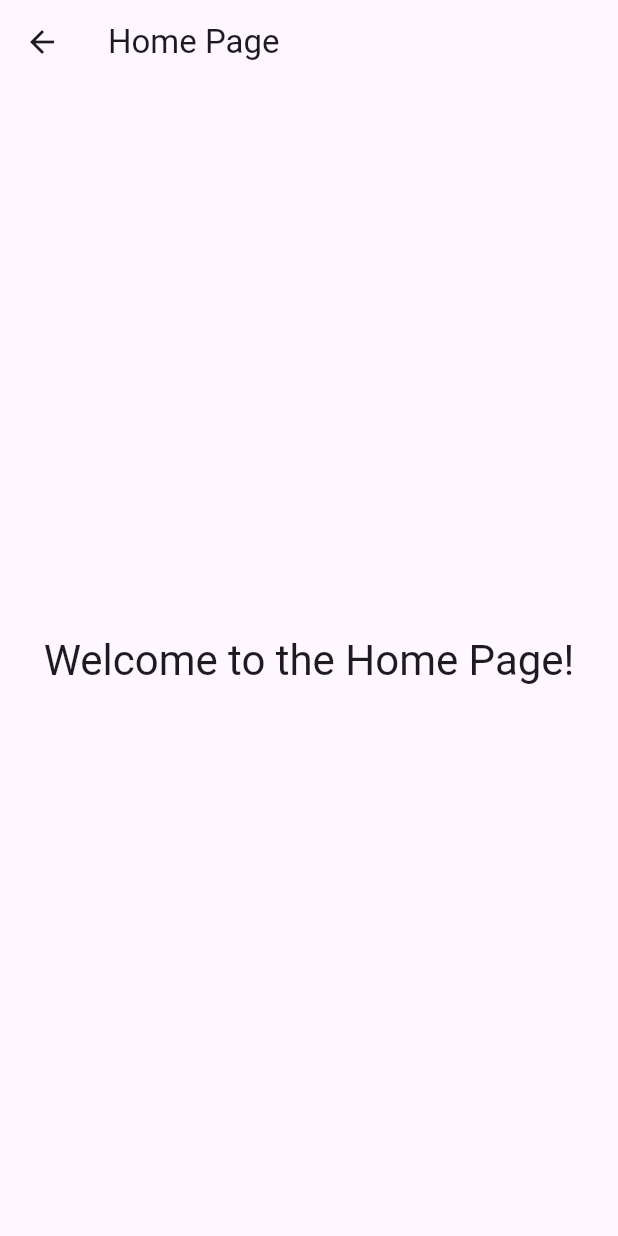
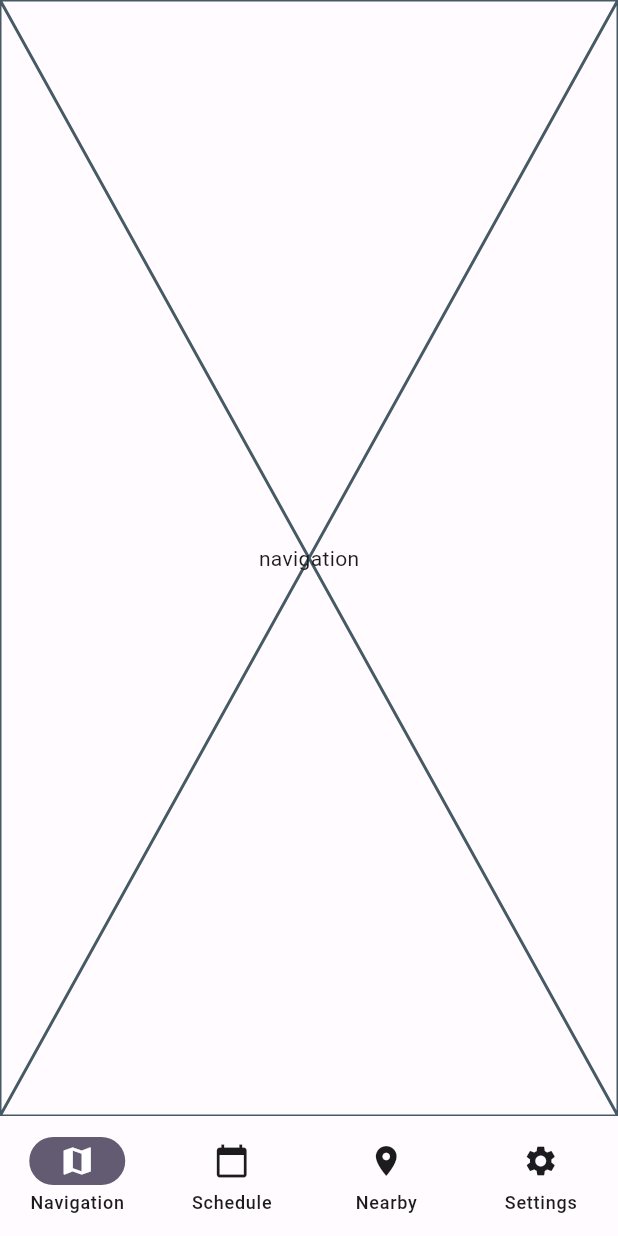
Before and after one commit to Yanrong-Wang/NUS_SmartNavi, a Flutter app: the HomePage screen opened by its route, on a phone screen of 412 x 824 dp. Run offline on Flutter 3.47's test engine with Material 3 defaults, Android fonts, the phone set to English and light mode, and no system bars; our stand-ins replace auto_route, firebase_auth, firebase_core; missing offline and left inert: firebase_ui_auth; accounts and stored records are empty.

Commit message:
add themes, autoguard and four homescreens

```diff
--- a/smartnavi/lib/main.dart
+++ b/smartnavi/lib/main.dart
@@ -1,5 +1,6 @@
 import 'package:flutter/material.dart';
 import 'package:firebase_core/firebase_core.dart';
+import 'package:smartnavi/utils/theme.dart';
 import 'firebase_options.dart';
 import 'utils/router.dart';
 
@@ -18,9 +19,7 @@
   Widget build(BuildContext context) {
     return MaterialApp.router(
       title: 'Flutter Demo',
-      theme: ThemeData(
-        colorScheme: ColorScheme.fromSeed(seedColor: Colors.deepPurple),
-      ),
+      theme: AppTheme.lightTheme,
       routerConfig: _appRouter.config(),
     );
   }
--- a/smartnavi/lib/pages/auth_page.dart
+++ b/smartnavi/lib/pages/auth_page.dart
@@ -1,6 +1,7 @@
 import 'package:auto_route/auto_route.dart';
 import 'package:flutter/material.dart';
 import 'package:firebase_ui_auth/firebase_ui_auth.dart';
+import 'package:smartnavi/utils/router.gr.dart';
 
 final _providers = [EmailAuthProvider()];
 
@@ -10,7 +11,7 @@ class AuthPage extends StatelessWidget {
 
   void _onSignedIn(BuildContext context) {
     // Handle post sign-in logic here, such as navigating to the home page
-    AutoRouter.of(context).replacePath('/');
+    AutoRouter.of(context).replace(HomeRoute());
   }
 
   @override
@@ -23,9 +24,10 @@ class AuthPage extends StatelessWidget {
           debugPrint('New user created: ${state.credential.user?.email}');
           _onSignedIn(context);
         }),
-        AuthStateChangeAction<SignedIn>((context, state) {}),
+        AuthStateChangeAction<SignedIn>((context, state) {
+          _onSignedIn(context);
+        }),
       ],
     );
   }
-
 }
--- a/smartnavi/lib/pages/home_page.dart
+++ b/smartnavi/lib/pages/home_page.dart
@@ -1,5 +1,6 @@
 import 'package:auto_route/auto_route.dart';
 import 'package:flutter/material.dart';
+import 'package:smartnavi/utils/router.gr.dart';
 
 @RoutePage()
 class HomePage extends StatelessWidget {
@@ -7,14 +8,36 @@ class HomePage extends StatelessWidget {
 
   @override
   Widget build(BuildContext context) {
-    return Scaffold(
-      appBar: AppBar(title: const Text('Home Page')),
-      body: Center(
-        child: Text(
-          'Welcome to the Home Page!',
-          style: Theme.of(context).textTheme.headlineMedium,
-        ),
-      ),
+    return AutoTabsScaffold(
+      routes: const [
+        NavigationRoute(),
+        ScheduleRoute(),
+        NearbyRoute(),
+        SettingRoute(),
+      ],
+      bottomNavigationBuilder: (_, tabsRouter) {
+        return NavigationBar(
+          selectedIndex: tabsRouter.activeIndex,
+          onDestinationSelected: (index) {
+            tabsRouter.setActiveIndex(index);
+          },
+          destinations: const [
+            NavigationDestination(icon: Icon(Icons.map), label: 'Navigation'),
+            NavigationDestination(
+              icon: Icon(Icons.calendar_today),
+              label: 'Schedule',
+            ),
+            NavigationDestination(
+              icon: Icon(Icons.location_on),
+              label: 'Nearby',
+            ),
+            NavigationDestination(
+              icon: Icon(Icons.settings),
+              label: 'Settings',
+            ),
+          ],
+        );
+      },
     );
   }
 }
--- /dev/null
+++ b/smartnavi/lib/pages/homescreens/navigation_screen.dart
@@ -0,0 +1,12 @@
+import 'package:auto_route/auto_route.dart';
+import 'package:flutter/material.dart';
+
+@RoutePage()
+class NavigationScreen extends StatelessWidget {
+  const NavigationScreen({super.key});
+
+  @override
+  Widget build(BuildContext context) {
+    return const Placeholder(child: Center(child: Text("navigation")));
+  }
+}
--- /dev/null
+++ b/smartnavi/lib/pages/homescreens/nearby_screen.dart
@@ -0,0 +1,12 @@
+import 'package:auto_route/auto_route.dart';
+import 'package:flutter/material.dart';
+
+@RoutePage()
+class NearbyScreen extends StatelessWidget {
+  const NearbyScreen({super.key});
+
+  @override
+  Widget build(BuildContext context) {
+    return const Placeholder();
+  }
+}
--- /dev/null
+++ b/smartnavi/lib/pages/homescreens/schedule_screen.dart
@@ -0,0 +1,12 @@
+import 'package:auto_route/auto_route.dart';
+import 'package:flutter/material.dart';
+
+@RoutePage()
+class ScheduleScreen extends StatelessWidget {
+  const ScheduleScreen({super.key});
+
+  @override
+  Widget build(BuildContext context) {
+    return const Placeholder();
+  }
+}
--- /dev/null
+++ b/smartnavi/lib/pages/homescreens/setting_screen.dart
@@ -0,0 +1,12 @@
+import 'package:auto_route/auto_route.dart';
+import 'package:flutter/material.dart';
+
+@RoutePage()
+class SettingScreen extends StatelessWidget {
+  const SettingScreen({super.key});
+
+  @override
+  Widget build(BuildContext context) {
+    return const Placeholder();
+  }
+}
--- /dev/null
+++ b/smartnavi/lib/utils/guard.dart
@@ -0,0 +1,19 @@
+import 'package:auto_route/auto_route.dart';
+import 'package:firebase_auth/firebase_auth.dart';
+import 'router.gr.dart';
+
+class AuthGuard extends AutoRouteGuard {
+  @override
+  void onNavigation(NavigationResolver resolver, StackRouter router) {
+    final user = FirebaseAuth.instance.currentUser;
+    if (user != null) {
+      // if user is authenticated we continue
+      resolver.next(true);
+    } else {
+      // we redirect the user to our login page
+      // tip: use resolver.redirectUntil to have the redirected route
+      // automatically removed from the stack when the resolver is completed
+      resolver.redirectUntil(const AuthRoute());
+    }
+  }
+}
--- a/smartnavi/lib/utils/router.dart
+++ b/smartnavi/lib/utils/router.dart
@@ -1,4 +1,5 @@
 import 'package:auto_route/auto_route.dart';
+import 'guard.dart';
 import 'router.gr.dart';
 
 @AutoRouterConfig()
@@ -6,6 +7,21 @@ class AppRouter extends RootStackRouter {
   @override
   List<AutoRoute> get routes => [
     AutoRoute(path: "/auth", page: AuthRoute.page),
-    AutoRoute(path: "/", page: HomeRoute.page, initial: true),
+    AutoRoute(
+      path: "/",
+      page: HomeRoute.page,
+      initial: true,
+      guards: [AuthGuard()],
+      children: [
+        AutoRoute(
+          path: "navigation",
+          page: NavigationRoute.page,
+          initial: true,
+        ),
+        AutoRoute(path: "nearby", page: NearbyRoute.page),
+        AutoRoute(path: "schedule", page: ScheduleRoute.page),
+        AutoRoute(path: "settings", page: SettingRoute.page),
+      ],
+    ),
   ];
 }
--- /dev/null
+++ b/smartnavi/lib/utils/theme.dart
@@ -0,0 +1,380 @@
+import 'package:flutter/material.dart';
+import 'package:flutter/services.dart';
+
+class AppTheme {
+  // Brand colors
+  static const Color primaryColor = Color(0xFF6750A4);
+  static const Color secondaryColor = Color(0xFF625B71);
+  static const Color tertiaryColor = Color(0xFF7D5260);
+
+  // Neutral colors
+  static const Color backgroundColor = Color(0xFFFFFBFE);
+  static const Color surfaceColor = Color(0xFFFFFBFE);
+  static const Color errorColor = Color(0xFFBA1A1A);
+
+  // Dark theme colors
+  static const Color darkPrimaryColor = Color(0xFFD0BCFF);
+  static const Color darkSecondaryColor = Color(0xFFCCC2DC);
+  static const Color darkBackgroundColor = Color(0xFF1C1B1F);
+  static const Color darkSurfaceColor = Color(0xFF1C1B1F);
+
+  // Success and warning colors
+  static const Color successColor = Color(0xFF4CAF50);
+  static const Color warningColor = Color(0xFFFF9800);
+
+  static ThemeData lightTheme = ThemeData(
+    useMaterial3: true,
+    brightness: Brightness.light,
+
+    // Color scheme
+    colorScheme: const ColorScheme.light(
+      primary: primaryColor,
+      secondary: secondaryColor,
+      tertiary: tertiaryColor,
+      background: backgroundColor,
+      surface: surfaceColor,
+      error: errorColor,
+      onPrimary: Colors.white,
+      onSecondary: Colors.white,
+      onBackground: Color(0xFF1C1B1F),
+      onSurface: Color(0xFF1C1B1F),
+      onError: Colors.white,
+    ),
+
+    // App bar theme
+    appBarTheme: const AppBarTheme(
+      elevation: 0,
+      centerTitle: true,
+      backgroundColor: Colors.transparent,
+      foregroundColor: Color(0xFF1C1B1F),
+      systemOverlayStyle: SystemUiOverlayStyle.dark,
+      titleTextStyle: TextStyle(
+        fontSize: 22,
+        fontWeight: FontWeight.w600,
+        color: Color(0xFF1C1B1F),
+      ),
+    ),
+
+    // Elevated button theme
+    elevatedButtonTheme: ElevatedButtonThemeData(
+      style: ElevatedButton.styleFrom(
+        elevation: 0,
+        backgroundColor: primaryColor,
+        foregroundColor: Colors.white,
+        padding: const EdgeInsets.symmetric(horizontal: 24, vertical: 12),
+        shape: RoundedRectangleBorder(borderRadius: BorderRadius.circular(12)),
+        textStyle: const TextStyle(fontSize: 16, fontWeight: FontWeight.w500),
+      ),
+    ),
+
+    // Text button theme
+    textButtonTheme: TextButtonThemeData(
+      style: TextButton.styleFrom(
+        foregroundColor: primaryColor,
+        padding: const EdgeInsets.symmetric(horizontal: 16, vertical: 8),
+        shape: RoundedRectangleBorder(borderRadius: BorderRadius.circular(8)),
+        textStyle: const TextStyle(fontSize: 16, fontWeight: FontWeight.w500),
+      ),
+    ),
+
+    // Outlined button theme
+    outlinedButtonTheme: OutlinedButtonThemeData(
+      style: OutlinedButton.styleFrom(
+        foregroundColor: primaryColor,
+        side: const BorderSide(color: primaryColor, width: 1.5),
+        padding: const EdgeInsets.symmetric(horizontal: 24, vertical: 12),
+        shape: RoundedRectangleBorder(borderRadius: BorderRadius.circular(12)),
+        textStyle: const TextStyle(fontSize: 16, fontWeight: FontWeight.w500),
+      ),
+    ),
+
+    // Card theme
+    cardTheme: CardThemeData(
+      elevation: 0,
+      color: surfaceColor,
+      shape: RoundedRectangleBorder(
+        borderRadius: BorderRadius.circular(16),
+        side: BorderSide(color: Colors.grey.withValues(alpha: 0.1), width: 1),
+      ),
+    ),
+
+    // Input decoration theme
+    inputDecorationTheme: InputDecorationTheme(
+      filled: true,
+      fillColor: Colors.grey.withValues(alpha: 0.05),
+      contentPadding: const EdgeInsets.symmetric(horizontal: 16, vertical: 12),
+      border: OutlineInputBorder(
+        borderRadius: BorderRadius.circular(12),
+        borderSide: BorderSide.none,
+      ),
+      enabledBorder: OutlineInputBorder(
+        borderRadius: BorderRadius.circular(12),
+        borderSide: BorderSide(
+          color: Colors.grey.withValues(alpha: 0.2),
+          width: 1,
+        ),
+      ),
+      focusedBorder: OutlineInputBorder(
+        borderRadius: BorderRadius.circular(12),
+        borderSide: const BorderSide(color: primaryColor, width: 2),
+      ),
+      errorBorder: OutlineInputBorder(
+        borderRadius: BorderRadius.circular(12),
+        borderSide: const BorderSide(color: errorColor, width: 1),
+      ),
+      focusedErrorBorder: OutlineInputBorder(
+        borderRadius: BorderRadius.circular(12),
+        borderSide: const BorderSide(color: errorColor, width: 2),
+      ),
+      labelStyle: const TextStyle(fontSize: 16, fontWeight: FontWeight.w400),
+      hintStyle: TextStyle(
+        fontSize: 16,
+        fontWeight: FontWeight.w400,
+        color: Colors.grey.withValues(alpha: 0.6),
+      ),
+    ),
+
+    // Chip theme
+    chipTheme: ChipThemeData(
+      backgroundColor: Colors.grey.withValues(alpha: 0.1),
+      selectedColor: primaryColor.withValues(alpha: 0.2),
+      disabledColor: Colors.grey.withValues(alpha: 0.05),
+      labelStyle: const TextStyle(fontSize: 14, fontWeight: FontWeight.w500),
+      padding: const EdgeInsets.symmetric(horizontal: 12, vertical: 4),
+      shape: RoundedRectangleBorder(borderRadius: BorderRadius.circular(20)),
+    ),
+
+    // Floating action button theme
+    floatingActionButtonTheme: const FloatingActionButtonThemeData(
+      backgroundColor: primaryColor,
+      foregroundColor: Colors.white,
+      elevation: 4,
+      shape: CircleBorder(),
+    ),
+
+    // Bottom navigation bar theme
+    bottomNavigationBarTheme: BottomNavigationBarThemeData(
+      backgroundColor: surfaceColor,
+      selectedItemColor: primaryColor,
+      unselectedItemColor: Colors.grey.shade600,
+      selectedLabelStyle: const TextStyle(
+        fontSize: 12,
+        fontWeight: FontWeight.w600,
+      ),
+      unselectedLabelStyle: const TextStyle(
+        fontSize: 12,
+        fontWeight: FontWeight.w500,
+      ),
+      type: BottomNavigationBarType.fixed,
+      elevation: 0,
+    ),
+
+    // Dialog theme
+    dialogTheme: DialogThemeData(
+      backgroundColor: surfaceColor,
+      elevation: 0,
+      shape: RoundedRectangleBorder(borderRadius: BorderRadius.circular(24)),
+      titleTextStyle: const TextStyle(
+        fontSize: 20,
+        fontWeight: FontWeight.w600,
+        color: Color(0xFF1C1B1F),
+      ),
+    ),
+
+    // Snackbar theme
+    snackBarTheme: SnackBarThemeData(
+      backgroundColor: const Color(0xFF323232),
+      contentTextStyle: const TextStyle(color: Colors.white, fontSize: 14),
+      shape: RoundedRectangleBorder(borderRadius: BorderRadius.circular(8)),
+      behavior: SnackBarBehavior.floating,
+    ),
+
+    // List tile theme
+    listTileTheme: const ListTileThemeData(
+      contentPadding: EdgeInsets.symmetric(horizontal: 16, vertical: 8),
+      minLeadingWidth: 24,
+      iconColor: primaryColor,
+    ),
+
+    // Divider theme
+    dividerTheme: DividerThemeData(
+      color: Colors.grey.withValues(alpha: 0.2),
+      thickness: 1,
+      space: 1,
+    ),
+
+    // Page transitions
+    pageTransitionsTheme: const PageTransitionsTheme(
+      builders: {
+        TargetPlatform.android: CupertinoPageTransitionsBuilder(),
+        TargetPlatform.iOS: CupertinoPageTransitionsBuilder(),
+      },
+    ),
+  );
+
+  static ThemeData darkTheme = ThemeData(
+    useMaterial3: true,
+    brightness: Brightness.dark,
+
+    // Color scheme
+    colorScheme: const ColorScheme.dark(
+      primary: darkPrimaryColor,
+      secondary: darkSecondaryColor,
+      tertiary: Color(0xFFEFB8C8),
+      surface: darkSurfaceColor,
+      error: Color(0xFFFFB4AB),
+      onPrimary: Color(0xFF381E72),
+      onSecondary: Color(0xFF332D41),
+      onSurface: Color(0xFFE6E1E5),
+      onError: Color(0xFF690005),
+    ),
+
+    // App bar theme
+    appBarTheme: const AppBarTheme(
+      elevation: 0,
+      centerTitle: true,
+      backgroundColor: Colors.transparent,
+      foregroundColor: Color(0xFFE6E1E5),
+      systemOverlayStyle: SystemUiOverlayStyle.light,
+      titleTextStyle: TextStyle(
+        fontSize: 22,
+        fontWeight: FontWeight.w600,
+        color: Color(0xFFE6E1E5),
+      ),
+    ),
+
+    // Elevated button theme
+    elevatedButtonTheme: ElevatedButtonThemeData(
+      style: ElevatedButton.styleFrom(
+        elevation: 0,
+        backgroundColor: darkPrimaryColor,
+        foregroundColor: const Color(0xFF381E72),
+        padding: const EdgeInsets.symmetric(horizontal: 24, vertical: 12),
+        shape: RoundedRectangleBorder(borderRadius: BorderRadius.circular(12)),
+        textStyle: const TextStyle(fontSize: 16, fontWeight: FontWeight.w500),
+      ),
+    ),
+
+    // Card theme
+    cardTheme: CardThemeData(
+      elevation: 0,
+      color: const Color(0xFF201F23),
+      shape: RoundedRectangleBorder(
+        borderRadius: BorderRadius.circular(16),
+        side: BorderSide(color: Colors.white.withValues(alpha: 0.1), width: 1),
+      ),
+    ),
+
+    // Input decoration theme
+    inputDecorationTheme: InputDecorationTheme(
+      filled: true,
+      fillColor: Colors.white.withValues(alpha: 0.05),
+      contentPadding: const EdgeInsets.symmetric(horizontal: 16, vertical: 12),
+      border: OutlineInputBorder(
+        borderRadius: BorderRadius.circular(12),
+        borderSide: BorderSide.none,
+      ),
+      enabledBorder: OutlineInputBorder(
+        borderRadius: BorderRadius.circular(12),
+        borderSide: BorderSide(
+          color: Colors.white.withValues(alpha: 0.2),
+          width: 1,
+        ),
+      ),
+      focusedBorder: OutlineInputBorder(
+        borderRadius: BorderRadius.circular(12),
+        borderSide: const BorderSide(color: darkPrimaryColor, width: 2),
+      ),
+    ),
+
+    // Bottom navigation bar theme
+    bottomNavigationBarTheme: const BottomNavigationBarThemeData(
+      backgroundColor: Color(0xFF201F23),
+      selectedItemColor: darkPrimaryColor,
+      unselectedItemColor: Color(0xFF8B8B8B),
+      type: BottomNavigationBarType.fixed,
+      elevation: 0,
+    ),
+
+    // Divider theme
+    dividerTheme: DividerThemeData(
+      color: Colors.white.withValues(alpha: 0.1),
+      thickness: 1,
+      space: 1,
+    ),
+
+    // Page transitions
+    pageTransitionsTheme: const PageTransitionsTheme(
+      builders: {
+        TargetPlatform.android: CupertinoPageTransitionsBuilder(),
+        TargetPlatform.iOS: CupertinoPageTransitionsBuilder(),
+      },
+    ),
+  );
+
+  // Custom text styles
+  static const TextStyle headlineLarge = TextStyle(
+    fontSize: 32,
+    fontWeight: FontWeight.w700,
+    letterSpacing: -0.5,
+  );
+
+  static const TextStyle headlineMedium = TextStyle(
+    fontSize: 28,
+    fontWeight: FontWeight.w600,
+    letterSpacing: -0.3,
+  );
+
+  static const TextStyle headlineSmall = TextStyle(
+    fontSize: 24,
+    fontWeight: FontWeight.w600,
+  );
+
+  static const TextStyle titleLarge = TextStyle(
+    fontSize: 22,
+    fontWeight: FontWeight.w500,
+  );
+
+  static const TextStyle titleMedium = TextStyle(
+    fontSize: 18,
+    fontWeight: FontWeight.w500,
+  );
+
+  static const TextStyle titleSmall = TextStyle(
+    fontSize: 16,
+    fontWeight: FontWeight.w500,
+  );
+
+  static const TextStyle bodyLarge = TextStyle(
+    fontSize: 16,
+    fontWeight: FontWeight.w400,
+  );
+
+  static const TextStyle bodyMedium = TextStyle(
+    fontSize: 14,
+    fontWeight: FontWeight.w400,
+  );
+
+  static const TextStyle bodySmall = TextStyle(
+    fontSize: 12,
+    fontWeight: FontWeight.w400,
+  );
+
+  static const TextStyle labelLarge = TextStyle(
+    fontSize: 14,
+    fontWeight: FontWeight.w600,
+    letterSpacing: 0.1,
+  );
+
+  static const TextStyle labelMedium = TextStyle(
+    fontSize: 12,
+    fontWeight: FontWeight.w600,
+    letterSpacing: 0.1,
+  );
+
+  static const TextStyle labelSmall = TextStyle(
+    fontSize: 11,
+    fontWeight: FontWeight.w600,
+    letterSpacing: 0.1,
+  );
+}
```
Also changed, not shown: smartnavi/.claude/settings.local.json (added), smartnavi/lib/utils/router.gr.dart.
